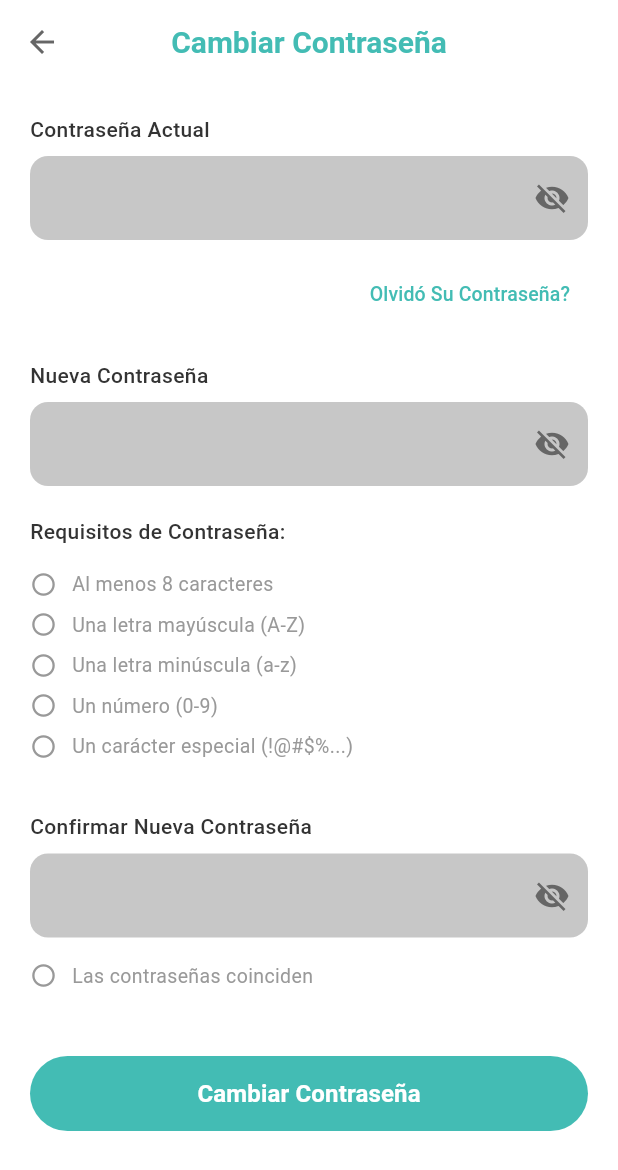
After one commit to Kevin-Ballesteros/Turnify_app, a Flutter app: the PantallaCambiarContrasena screen opened directly, on a phone screen of 412 x 824 dp. The commit adds this screen. Shown: the top 1170 px of the screen. Run offline on Flutter 3.47's test engine with Material 3 defaults, Android fonts, the phone set to English and light mode, and no system bars.

Commit message:
Se ha creado la pantalla de cambiar contraseña, aparte de que se ha modificado la redireccion del boton de actualizar contraseña de la pantalla configuraciones cliente

```diff
--- /dev/null
+++ b/lib/screens/cliente/pantalla_cambiar_contraseña.dart
@@ -0,0 +1,365 @@
+import 'package:flutter/material.dart';
+
+// Colores de Turnify
+class TurnifyColors {
+  static const Color primaryTeal = Color.fromARGB(255, 67, 188, 180);
+  static const Color lightTeal = Color.fromARGB(255, 149, 214, 211);
+  static const Color textGray = Color(0xFF666666);
+  static const Color lightGray = Color(0xFF999999);
+  static const Color inputGray = Color(0xFFF0F0F0);
+  static const Color lightTealBg = Color(0xFFD4F1EE);
+  static const Color white = Color(0xFFFFFFFF);
+  static const Color black = Color(0xFF333333);
+}
+
+class PantallaCambiarContrasena extends StatefulWidget {
+  const PantallaCambiarContrasena({super.key});
+
+  @override
+  State<PantallaCambiarContrasena> createState() => _PantallaCambiarContrasenaState();
+}
+
+class _PantallaCambiarContrasenaState extends State<PantallaCambiarContrasena> {
+  final _formkey = GlobalKey<FormState>();
+  final _contrasenaActualCtrl = TextEditingController();
+  final _nuevaContrasenaCtrl = TextEditingController();
+  final _confirmarContrasenaCtrl = TextEditingController();
+
+  bool _obscureActual = true;
+  bool _obscureNueva = true;
+  bool _obscureConfirmar = true;
+
+  // Estados de validación para los requisitos
+  bool _longitudMinima = false;
+  bool _letraMayuscula = false;
+  bool _letraMinuscula = false;
+  bool _numero = false;
+  bool _caracterEspecial = false;
+  bool _contrasenasCoinciden = false;
+
+  @override
+  void dispose() {
+    _contrasenaActualCtrl.dispose();
+    _nuevaContrasenaCtrl.dispose();
+    _confirmarContrasenaCtrl.dispose();
+    super.dispose();
+  }
+
+  void _validarNuevaContrasena(String password) {
+    setState(() {
+      _longitudMinima = password.length >= 8;
+      _letraMayuscula = password.contains(RegExp(r'[A-Z]'));
+      _letraMinuscula = password.contains(RegExp(r'[a-z]'));
+      _numero = password.contains(RegExp(r'[0-9]'));
+      _caracterEspecial = password.contains(RegExp(r'[!@#$%^&*(),.?":{}|<>]'));
+    });
+  }
+
+  void _validarCoincidencia() {
+    setState(() {
+      _contrasenasCoinciden = _nuevaContrasenaCtrl.text.isNotEmpty &&
+          _nuevaContrasenaCtrl.text == _confirmarContrasenaCtrl.text;
+    });
+  }
+
+  @override
+  Widget build(BuildContext context) {
+    return Scaffold(
+      backgroundColor: TurnifyColors.white,
+      appBar: AppBar(
+        backgroundColor: TurnifyColors.white,
+        elevation: 0,
+        leading: IconButton(
+          icon: Icon(
+            Icons.arrow_back,
+            color: TurnifyColors.textGray,
+          ),
+          onPressed: () {
+            Navigator.pop(context);
+          },
+        ),
+        title: Text(
+          'Cambiar Contraseña',
+          style: TextStyle(
+            color: Color.fromARGB(255, 67, 188, 180),
+            fontSize: 20,
+            fontWeight: FontWeight.w600,
+          ),
+        ),
+        centerTitle: true,
+      ),
+      body: SafeArea(
+        child: SingleChildScrollView(
+          padding: const EdgeInsets.all(20.0),
+          child: Form(
+            key: _formkey,
+            child: Column(
+              crossAxisAlignment: CrossAxisAlignment.start,
+              children: [
+                // Campo Contraseña Actual
+                Text(
+                  'Contraseña Actual',
+                  style: TextStyle(
+                    color: TurnifyColors.black,
+                    fontSize: 14,
+                    fontWeight: FontWeight.w500,
+                  ),
+                ),
+                const SizedBox(height: 8),
+                TextFormField(
+                  controller: _contrasenaActualCtrl,
+                  obscureText: _obscureActual,
+                  style: TextStyle(color: TurnifyColors.textGray),
+                  decoration: InputDecoration(
+                    filled: true,
+                    fillColor: const Color.fromARGB(255, 199, 199, 199),
+                    border: OutlineInputBorder(
+                      borderRadius: BorderRadius.circular(12),
+                      borderSide: BorderSide.none,
+                    ),
+                    contentPadding: const EdgeInsets.symmetric(
+                      horizontal: 16,
+                      vertical: 16,
+                    ),
+                    suffixIcon: IconButton(
+                      icon: Icon(
+                        _obscureActual ? Icons.visibility_off : Icons.visibility,
+                        color: TurnifyColors.textGray,
+                      ),
+                      onPressed: () {
+                        setState(() {
+                          _obscureActual = !_obscureActual;
+                        });
+                      },
+                    ),
+                  ),
+                  validator: (v) => (v == null || v.trim().isEmpty)
+                      ? 'Ingrese la contraseña actual'
+                      : null,
+                ),
+
+                const SizedBox(height: 12),
+
+                // Link "Olvidó Su Contraseña?"
+                Align(
+                  alignment: Alignment.centerRight,
+                  child: TextButton(
+                    onPressed: () {
+                      print('Ir a recuperar contraseña');
+                    },
+                    child: Text(
+                      'Olvidó Su Contraseña?',
+                      style: TextStyle(
+                        color: TurnifyColors.primaryTeal,
+                        fontSize: 13,
+                      ),
+                    ),
+                  ),
+                ),
+
+                const SizedBox(height: 20),
+
+                // Campo Nueva Contraseña
+                Text(
+                  'Nueva Contraseña',
+                  style: TextStyle(
+                    color: TurnifyColors.black,
+                    fontSize: 14,
+                    fontWeight: FontWeight.w500,
+                  ),
+                ),
+                const SizedBox(height: 8),
+                TextFormField(
+                  controller: _nuevaContrasenaCtrl,
+                  obscureText: _obscureNueva,
+                  style: TextStyle(color: TurnifyColors.textGray),
+                  onChanged: (value) {
+                    _validarNuevaContrasena(value);
+                    _validarCoincidencia();
+                  },
+                  decoration: InputDecoration(
+                    filled: true,
+                    fillColor: Color.fromARGB(255, 199, 199, 199),
+                    border: OutlineInputBorder(
+                      borderRadius: BorderRadius.circular(12),
+                      borderSide: BorderSide.none,
+                    ),
+                    contentPadding: const EdgeInsets.symmetric(
+                      horizontal: 16,
+                      vertical: 16,
+                    ),
+                    suffixIcon: IconButton(
+                      icon: Icon(
+                        _obscureNueva ? Icons.visibility_off : Icons.visibility,
+                        color: TurnifyColors.textGray,
+                      ),
+                      onPressed: () {
+                        setState(() {
+                          _obscureNueva = !_obscureNueva;
+                        });
+                      },
+                    ),
+                  ),
+                  validator: (v) {
+                    if (v == null || v.trim().isEmpty) {
+                      return 'Ingrese la nueva contraseña';
+                    }
+                    if (!_longitudMinima || !_letraMayuscula || !_letraMinuscula ||
+                        !_numero || !_caracterEspecial) {
+                      return 'La contraseña no cumple los requisitos';
+                    }
+                    return null;
+                  },
+                ),
+
+                const SizedBox(height: 20),
+
+                // Requisitos de Contraseña
+                Text(
+                  'Requisitos de Contraseña:',
+                  style: TextStyle(
+                    color: TurnifyColors.black,
+                    fontSize: 14,
+                    fontWeight: FontWeight.w500,
+                  ),
+                ),
+                const SizedBox(height: 12),
+
+                _buildRequisito('Al menos 8 caracteres', _longitudMinima),
+                _buildRequisito('Una letra mayúscula (A-Z)', _letraMayuscula),
+                _buildRequisito('Una letra minúscula (a-z)', _letraMinuscula),
+                _buildRequisito('Un número (0-9)', _numero),
+                _buildRequisito('Un carácter especial (!@#\$%...)', _caracterEspecial),
+
+                const SizedBox(height: 30),
+
+                // Campo Confirmar Nueva Contraseña
+                Text(
+                  'Confirmar Nueva Contraseña',
+                  style: TextStyle(
+                    color: TurnifyColors.black,
+                    fontSize: 14,
+                    fontWeight: FontWeight.w500,
+                  ),
+                ),
+                const SizedBox(height: 8),
+                TextFormField(
+                  controller: _confirmarContrasenaCtrl,
+                  obscureText: _obscureConfirmar,
+                  style: TextStyle(color: TurnifyColors.textGray),
+                  onChanged: (value) {
+                    _validarCoincidencia();
+                  },
+                  decoration: InputDecoration(
+                    filled: true,
+                    fillColor: Color.fromARGB(255, 199, 199, 199),
+                    border: OutlineInputBorder(
+                      borderRadius: BorderRadius.circular(12),
+                      borderSide: BorderSide.none,
+                    ),
+                    contentPadding: const EdgeInsets.symmetric(
+                      horizontal: 16,
+                      vertical: 16,
+                    ),
+                    suffixIcon: IconButton(
+                      icon: Icon(
+                        _obscureConfirmar ? Icons.visibility_off : Icons.visibility,
+                        color: TurnifyColors.textGray,
+                      ),
+                      onPressed: () {
+                        setState(() {
+                          _obscureConfirmar = !_obscureConfirmar;
+                        });
+                      },
+                    ),
+                  ),
+                  validator: (v) {
+                    if (v == null || v.trim().isEmpty) {
+                      return 'Confirme la nueva contraseña';
+                    }
+                    if (v != _nuevaContrasenaCtrl.text) {
+                      return 'Las contraseñas no coinciden';
+                    }
+                    return null;
+                  },
+                ),
+
+                const SizedBox(height: 12),
+
+                // Indicador de coincidencia
+                _buildRequisito('Las contraseñas coinciden', _contrasenasCoinciden),
+
+                const SizedBox(height: 40),
+
+                // Botón Cambiar Contraseña
+                SizedBox(
+                  width: double.infinity,
+                  height: 50,
+                  child: ElevatedButton(
+                    onPressed: () {
+                      if (_formkey.currentState!.validate()) {
+                        // Mostrar mensaje de éxito
+                        ScaffoldMessenger.of(context).showSnackBar(
+                          SnackBar(
+                            content: Text('Contraseña actualizada exitosamente'),
+                            backgroundColor: TurnifyColors.primaryTeal,
+                            duration: Duration(seconds: 2),
+                          ),
+                        );
+
+                        // Regresar a la pantalla anterior después de 1 segundo
+                        Future.delayed(Duration(seconds: 1), () {
+                          Navigator.pop(context);
+                        });
+                      }
+                    },
+                    style: ElevatedButton.styleFrom(
+                      backgroundColor: TurnifyColors.primaryTeal,
+                      foregroundColor: Colors.white,
+                      shape: RoundedRectangleBorder(
+                        borderRadius: BorderRadius.circular(25),
+                      ),
+                      elevation: 0,
+                    ),
+                    child: const Text(
+                      'Cambiar Contraseña',
+                      style: TextStyle(
+                        fontSize: 16,
+                        fontWeight: FontWeight.w600,
+                      ),
+                    ),
+                  ),
+                ),
+              ],
+            ),
+          ),
+        ),
+      ),
+    );
+  }
+
+  Widget _buildRequisito(String texto, bool cumplido) {
+    return Padding(
+      padding: const EdgeInsets.symmetric(vertical: 4.0),
+      child: Row(
+        children: [
+          Icon(
+            cumplido ? Icons.radio_button_checked : Icons.radio_button_unchecked,
+            color: cumplido ? TurnifyColors.primaryTeal : TurnifyColors.lightGray,
+            size: 18,
+          ),
+          const SizedBox(width: 10),
+          Expanded(
+            child: Text(
+              texto,
+              style: TextStyle(
+                color: cumplido ? TurnifyColors.primaryTeal : TurnifyColors.lightGray,
+                fontSize: 13,
+              ),
+            ),
+          ),
+        ],
+      ),
+    );
+  }
+}
--- a/lib/screens/cliente/pantalla_configuracion_cliente.dart
+++ b/lib/screens/cliente/pantalla_configuracion_cliente.dart
@@ -1,4 +1,6 @@
 import 'package:flutter/material.dart';
+import 'package:turnify/screens/cliente/pantalla_configuracion_notificaciones.dart';
+import "pantalla_cambiar_contraseña.dart";
 
 class TurnifyColors {
  static const Color primaryTeal = Color.fromARGB(255, 67, 188, 180);
@@ -31,6 +33,7 @@ class PantallaConfiguracionCliente extends StatelessWidget {
           style: TextStyle(
             color: TurnifyColors.primaryTeal,
             fontWeight: FontWeight.w600,
+            fontSize: 20,
           ),
         ),
         centerTitle: true,
@@ -40,9 +43,11 @@ class PantallaConfiguracionCliente extends StatelessWidget {
           // Opción 1: Contraseña
           _buildConfigurationTile(
             icon: Icons.vpn_key_outlined,
-            title: 'Contraseña',
+            title: 'Actualizar Contraseña',
             onTap: () {
-              print('Navegar a pantalla de cambio de contraseña');
+              Navigator.push(
+                context, MaterialPageRoute(builder: (context) => const PantallaCambiarContrasena()),
+              );
             },
           ),
 
@@ -57,10 +62,12 @@ class PantallaConfiguracionCliente extends StatelessWidget {
 
           // Opción 3: Información Personal
           _buildConfigurationTile(
-            icon: Icons.person_outlined,
-            title: 'Información Personal',
+            icon: Icons.notifications_outlined,
+            title: 'Notificaciones',
             onTap: () {
-              print('Navegar a edición de perfil');
+              Navigator.push(
+                context, MaterialPageRoute(builder: (context) => const PantallaConfiguracionNotificaciones()),
+              );
             },
           ),
         ],
```
Also changed, not shown: lib/screens/pantalla_registro.dart (+2 -6 lines).
